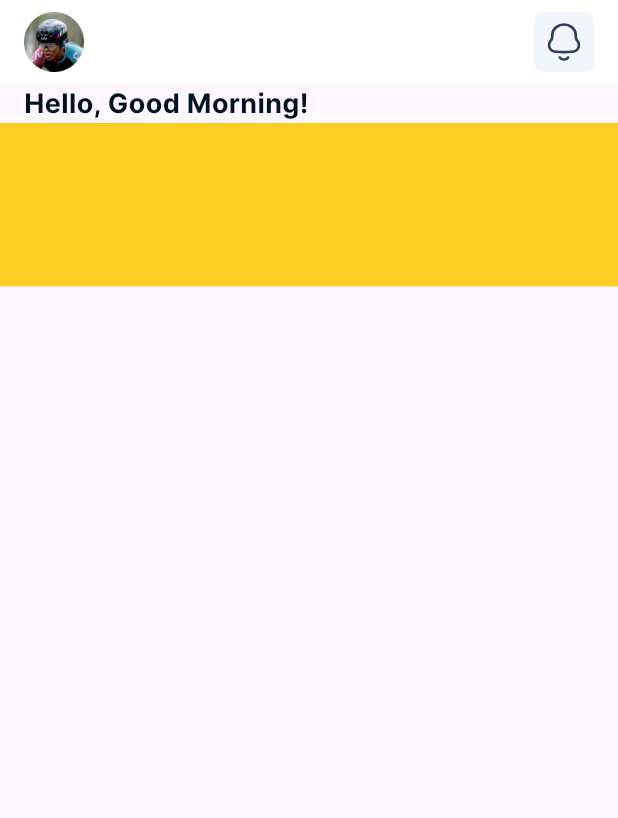
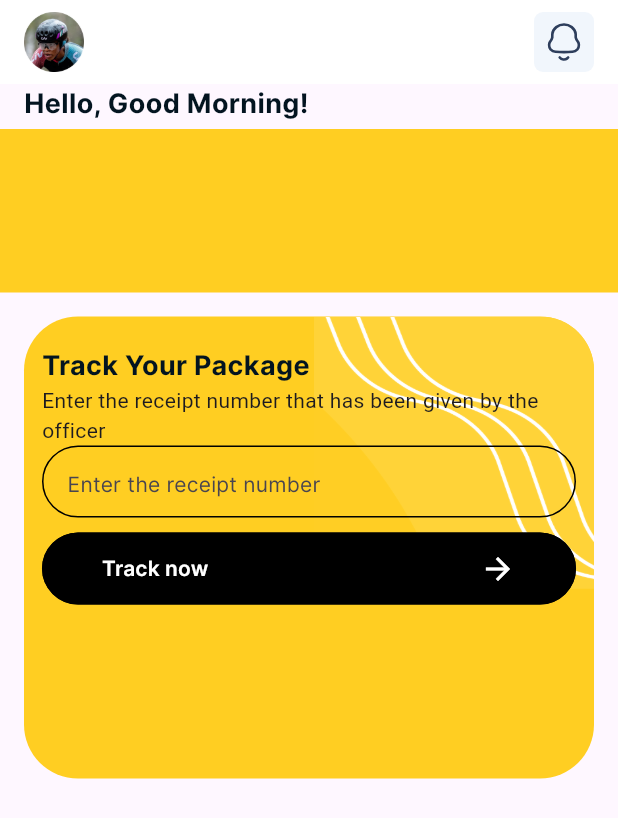
Before and after one commit to BashirYesufu/prestmit, a Flutter app: the Home screen opened by its route, on a phone screen of 412 x 824 dp. Shown: the top 818 px of the screen. Run offline on Flutter 3.47's test engine with Material 3 defaults, Android fonts, the phone set to English and light mode, and no system bars; our stand-ins replace flutter_riverpod, flutter_svg; missing offline and left inert: fade_out_particle.

Commit message:
Add tracking UI

```diff
--- a/lib/UI/features/dashboard/tabs/home.dart
+++ b/lib/UI/features/dashboard/tabs/home.dart
@@ -1,5 +1,9 @@
 import 'package:flutter/material.dart';
 import 'package:flutter_svg/flutter_svg.dart';
+import 'package:prestmit/UI/features/tracking/tracking_details.dart';
+import 'package:prestmit/UI/widgets/input_field.dart';
+import 'package:prestmit/UI/widgets/primary_button.dart';
+import 'package:prestmit/UI/widgets/secondary_button.dart';
 import 'package:prestmit/constants/color_path.dart';
 import 'package:prestmit/constants/image_path.dart';
 import 'package:prestmit/constants/text_styles.dart';
@@ -41,10 +45,88 @@ class _HomeState extends State<Home> {
           )
         ],
       ),
-      body: SingleChildScrollView(
+      body: Stack(
+        children: [
+          Padding(
+            padding: const EdgeInsets.only(top: 30.0),
+            child: SingleChildScrollView(
               child: Column(
                 crossAxisAlignment: CrossAxisAlignment.start,
                 children: [
+
+                  Container(
+                    height: 109,
+                    color: ColorPath.yellow,
+                  ),
+                  Padding(
+                    padding: const EdgeInsets.symmetric(horizontal: 16.0),
+                    child: Column(
+                      children: [
+                        Container(
+                          height: 308,
+                          margin: const EdgeInsets.symmetric(vertical: 16.0),
+                          decoration: BoxDecoration(
+                              borderRadius: BorderRadius.circular(36),
+                              color: ColorPath.yellow
+                          ),
+                          child: Stack(
+                            children: [
+                              Row(
+                                mainAxisAlignment: MainAxisAlignment.end,
+                                children: [
+                                  ClipRRect(
+                                    borderRadius: BorderRadius.only(topRight: Radius.circular(36)),
+                                    child: Image.asset(
+                                      ImagePath.lines,
+                                      fit: BoxFit.fill,
+                                      height: 181.5,
+                                      width: 187,
+                                    ),
+                                  ),
+                                ],
+                              ),
+                              Padding(
+                                padding: const EdgeInsets.symmetric(horizontal: 12.0, vertical: 20),
+                                child: Column(
+                                  crossAxisAlignment: CrossAxisAlignment.start,
+                                  children: [
+                                    Text(
+                                        'Track Your Package',
+                                      style: AppTextStyles.generic(size: 18, weight: FontWeight.w700, color: ColorPath.lightBlack),
+                                    ),
+                                    Text(
+                                     'Enter the receipt number that has been given by the officer',
+                                    ),
+                                    InputField(
+                                      hintText: 'Enter the receipt number',
+                                    ),
+                                    PrimaryButton(
+                                      onTap:()=> Navigator.of(context).pushReplacementNamed(TrackingDetails.routeName),
+                                      child: Padding(
+                                        padding: const EdgeInsets.symmetric(horizontal: 24.0),
+                                        child: Row(
+                                          mainAxisAlignment: MainAxisAlignment.spaceBetween,
+                                          children: [
+                                            Text('Track now', style: AppTextStyles.generic(size: 14, weight: FontWeight.w600, color: Colors.white),),
+                                            Icon(Icons.arrow_forward, color: Colors.white,)
+                                          ],
+                                        ),
+                                      ),
+                                    ),
+                                  ],
+                                ),
+                              )
+                            ],
+                          ),
+                        ),
+
+                      ],
+                    ),
+                  )
+                ],
+              ),
+            ),
+          ),
           Padding(
             padding: const EdgeInsets.only(left: 16.0),
             child: Column(
@@ -57,12 +139,7 @@ class _HomeState extends State<Home> {
               ],
             ),
           ),
-            Container(
-              height: 109,
-              color: ColorPath.yellow,
-            )
         ],
-        ),
       ),
     );
   }
--- /dev/null
+++ b/lib/UI/widgets/input_field.dart
@@ -0,0 +1,117 @@
+import 'package:flutter/material.dart';
+
+import '../../constants/text_styles.dart';
+
+class InputField extends StatefulWidget {
+  const InputField({
+    this.controller,
+    this.onTap,
+    this.onChanged,
+    this.onEditingComplete,
+    this.readOnly = false,
+    this.isCurrency = false,
+    this.maxLength,
+    this.hintText,
+    this.onCard = false,
+    this.enabled = true,
+    this.canClear = false,
+    this.prefixText,
+    this.prefixIcon,
+    this.suffixIcon,
+    this.label = '',
+    this.keyboardType = TextInputType.text,
+    this.backgroundColor,
+    this.borderColor,
+    this.padding,
+    this.maxLines = 1,
+    Key? key
+  }) : super(key: key);
+
+  final TextEditingController? controller;
+  final Function()? onTap;
+  final Function(String)? onChanged;
+  final Function()? onEditingComplete;
+  final bool readOnly;
+  final bool isCurrency;
+  final bool onCard;
+  final bool canClear;
+  final bool enabled;
+  final int? maxLength;
+  final String? hintText;
+  final String? prefixText;
+  final Widget? prefixIcon;
+  final Widget? suffixIcon;
+  final String label;
+  final TextInputType keyboardType;
+  final Color? backgroundColor;
+  final Color? borderColor;
+  final EdgeInsetsGeometry? padding;
+  final int maxLines;
+
+  @override
+  State<InputField> createState() => _InputFieldState();
+}
+
+class _InputFieldState extends State<InputField> {
+  bool get isDark  => Theme.of(context).brightness == Brightness.dark;
+
+
+  @override
+  Widget build(BuildContext context) {
+    return Column(
+      mainAxisSize: MainAxisSize.min,
+      crossAxisAlignment: CrossAxisAlignment.start,
+      children: [
+        widget.label.isNotEmpty ? Padding(
+          padding: const EdgeInsets.only(bottom: 5.0),
+          child: Text(
+              widget.label,
+              style: Theme.of(context).textTheme.titleMedium
+          ),
+        ) :  SizedBox(),
+        Container(
+          height: 48 * widget.maxLines.toDouble(),
+          decoration: BoxDecoration(
+              color: widget.backgroundColor,
+              shape: BoxShape.rectangle,
+              borderRadius: BorderRadius.circular(24),
+              border: Border.all(
+                color: widget.borderColor ?? Colors.black,
+              )
+          ),
+          child: Padding(
+            padding: widget.padding ?? EdgeInsets.symmetric(horizontal: 16.0),
+            child: TextFormField(
+              enabled: widget.enabled,
+              maxLines: widget.maxLines,
+              controller: widget.controller,
+              style: Theme.of(context).textTheme.titleMedium,
+              onChanged: widget.onChanged,
+              onEditingComplete: widget.onEditingComplete,
+              onTapOutside: (PointerDownEvent event){
+                FocusManager.instance.primaryFocus?.unfocus();
+              },
+              readOnly: widget.readOnly,
+              keyboardType: widget.keyboardType,
+              textCapitalization: TextCapitalization.none,
+              cursorColor: Colors.grey,
+              maxLength: widget.maxLength,
+
+              decoration: InputDecoration(
+                counterText: '',
+                hintText: widget.hintText ?? widget.label,
+                prefixText: widget.prefixText,
+                prefixIcon: widget.prefixIcon,
+                suffixIcon: widget.suffixIcon,
+                hintStyle: AppTextStyles.generic(size: 14),
+                filled: false,
+                focusedBorder: InputBorder.none,
+                border: InputBorder.none,
+              ),
+            ),
+          ),
+        ),
+      ],
+    );
+  }
+}
```
Also changed, not shown: lib/UI/features/tracking/tracking_details.dart (+31 -1 lines), lib/UI/widgets/secondary_button.dart (added, +54 -0 lines). Lines whose indentation alone changed are shown as unchanged.
